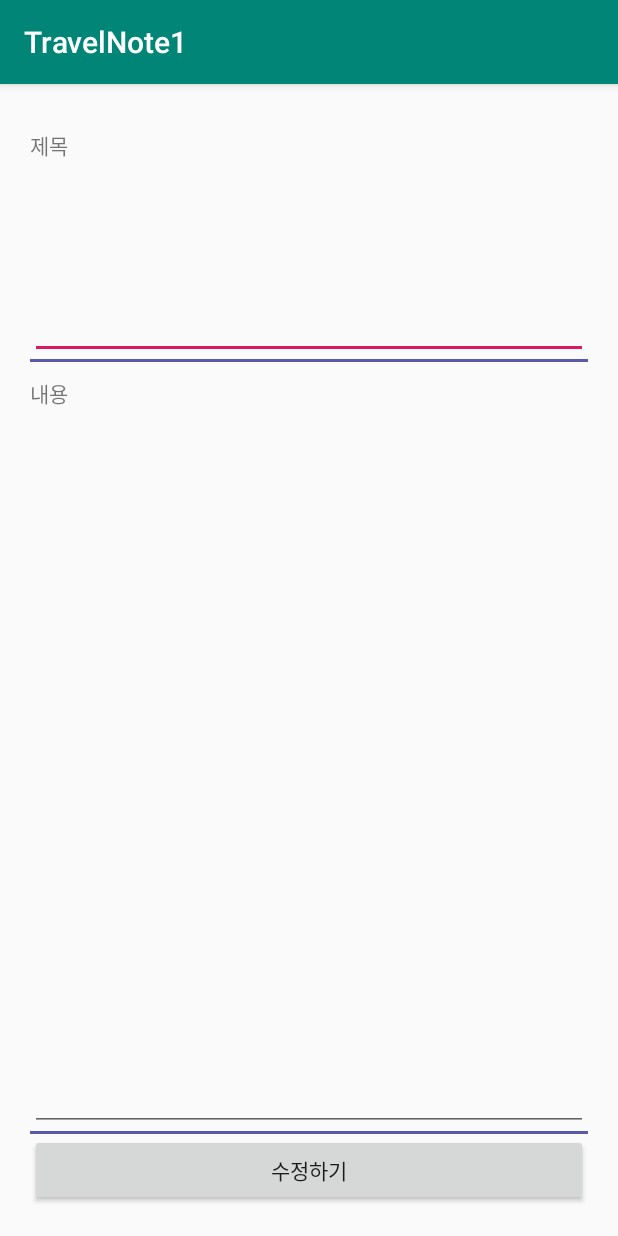
After one commit to jungeun960/TravelNote1, an Android app: the SharedmodifyActivity screen opened directly, with no data from a screen before it, on a phone screen of 412 x 824 dp. The commit adds this screen. Run offline under Robolectric (Android 15) with nearby library versions, the phone set to English and light mode, and no system bars.

Commit message:
공유하기 컨텍스트창 만들기(수정안됨)

```diff
--- a/app/src/main/AndroidManifest.xml
+++ b/app/src/main/AndroidManifest.xml
@@ -14,7 +14,8 @@
         android:roundIcon="@mipmap/ic_launcher_round"
         android:supportsRtl="true"
         android:theme="@style/AppTheme">
-        <activity android:name=".HomeActivity"></activity>
+        <activity android:name=".SharedmodifyActivity"></activity>
+        <activity android:name=".HomeActivity" />
         <activity android:name=".SharedResultActivity" />
         <activity android:name=".Shared1Activity" />
         <activity android:name=".ProfileActivity" />
--- a/app/src/main/java/com/example/travelnote1/HomeActivity.java
+++ b/app/src/main/java/com/example/travelnote1/HomeActivity.java
@@ -35,7 +35,7 @@ public class HomeActivity extends AppCompatActivity {
 
         title.setText(travel_title);
         //Glide.with(this).load(travel_img).into(img);
-        Glide.with(this).load("content://com.android.providers.media.documents/document/image%3A179738").into(img);
+        Glide.with(this).load(R.drawable.me).into(img);
         //Glide를 이용하여 이미지뷰에 url에 있는 이미지를 세팅해줌
 
 
--- a/app/src/main/java/com/example/travelnote1/MainActivity.java
+++ b/app/src/main/java/com/example/travelnote1/MainActivity.java
@@ -55,7 +55,7 @@ public class MainActivity extends AppCompatActivity {
         });
 
         Travel mainData1 = new Travel("content://com.android.providers.media.documents/document/image%3A198397", "유럽여행 28박 29일","2019.11.12");
-        Travel mainData2 = new Travel("content://com.android.providers.media.documents/document/image%3A198397", "대만여행 3박 4일","2018.01.12");
+        Travel mainData2 = new Travel("content://com.android.providers.media.documents/document/image%3A179738", "대만여행 3박 4일","2018.01.12");
         arrayList.add(mainData1); // 내용 추가
         arrayList.add(mainData2); // 내용 추가
         travelAdapter.notifyDataSetChanged();
--- /dev/null
+++ b/app/src/main/java/com/example/travelnote1/SharedmodifyActivity.java
@@ -0,0 +1,14 @@
+package com.example.travelnote1;
+
+import androidx.appcompat.app.AppCompatActivity;
+
+import android.os.Bundle;
+
+public class SharedmodifyActivity extends AppCompatActivity {
+
+    @Override
+    protected void onCreate(Bundle savedInstanceState) {
+        super.onCreate(savedInstanceState);
+        setContentView(R.layout.activity_sharedmodify);
+    }
+}
--- /dev/null
+++ b/app/src/main/res/layout/activity_sharedmodify.xml
@@ -0,0 +1,64 @@
+<?xml version="1.0" encoding="utf-8"?>
+<androidx.constraintlayout.widget.ConstraintLayout xmlns:android="http://schemas.android.com/apk/res/android"
+    xmlns:app="http://schemas.android.com/apk/res-auto"
+    xmlns:tools="http://schemas.android.com/tools"
+    android:layout_width="match_parent"
+    android:layout_height="match_parent"
+    >
+
+    <LinearLayout
+        android:layout_width="match_parent"
+        android:layout_height="match_parent"
+        android:orientation="vertical"
+        android:layout_margin="20dp">
+
+        <TextView
+            android:layout_width="match_parent"
+            android:layout_height="wrap_content"
+            android:text="제목"
+            android:layout_marginTop="10dp"/>
+
+        <EditText
+            android:id="@+id/et_title"
+            android:layout_width="match_parent"
+            android:layout_height="wrap_content"
+            android:ems="10"
+            android:inputType="textPersonName"
+            android:layout_weight="1"/>
+
+        <ImageView
+            android:layout_width="match_parent"
+            android:layout_height="2dp"
+            android:src="#5A5AAB"/>
+
+        <TextView
+            android:layout_width="match_parent"
+            android:layout_height="wrap_content"
+            android:text="내용"
+            android:layout_marginTop="10dp"
+            android:layout_weight="5"/>
+
+        <EditText
+            android:id="@+id/et_context"
+            android:layout_width="match_parent"
+            android:layout_height="wrap_content"
+            android:ems="10"
+            android:gravity="start|top"
+            android:inputType="textMultiLine" />
+
+        <ImageView
+            android:layout_width="match_parent"
+            android:layout_height="2dp"
+            android:src="#5A5AAB"/>
+
+        <Button
+            android:id="@+id/btn_modify"
+            android:layout_width="match_parent"
+            android:layout_height="wrap_content"
+            android:text="수정하기"
+            />
+
+    </LinearLayout>
+
+
+</androidx.constraintlayout.widget.ConstraintLayout>
```
Also changed, not shown: app/src/main/java/com/example/travelnote1/ShareAdapter.java (+125 -51 lines), app/src/main/java/com/example/travelnote1/SharedResultActivity.java (+8 -0 lines), app/src/main/res/layout/activity_add.xml (+5 -4 lines), app/src/main/res/layout/activity_shared_result.xml (+9 -1 lines), app/src/main/res/drawable/no.PNG (added).
